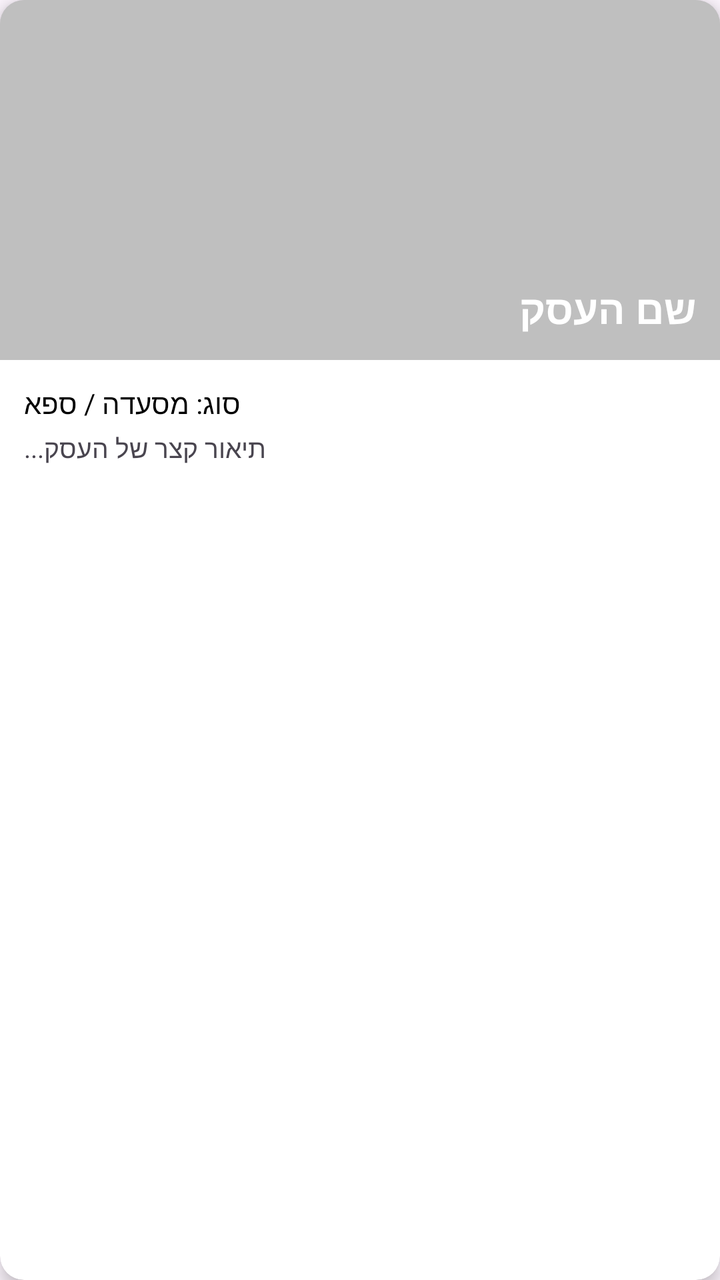
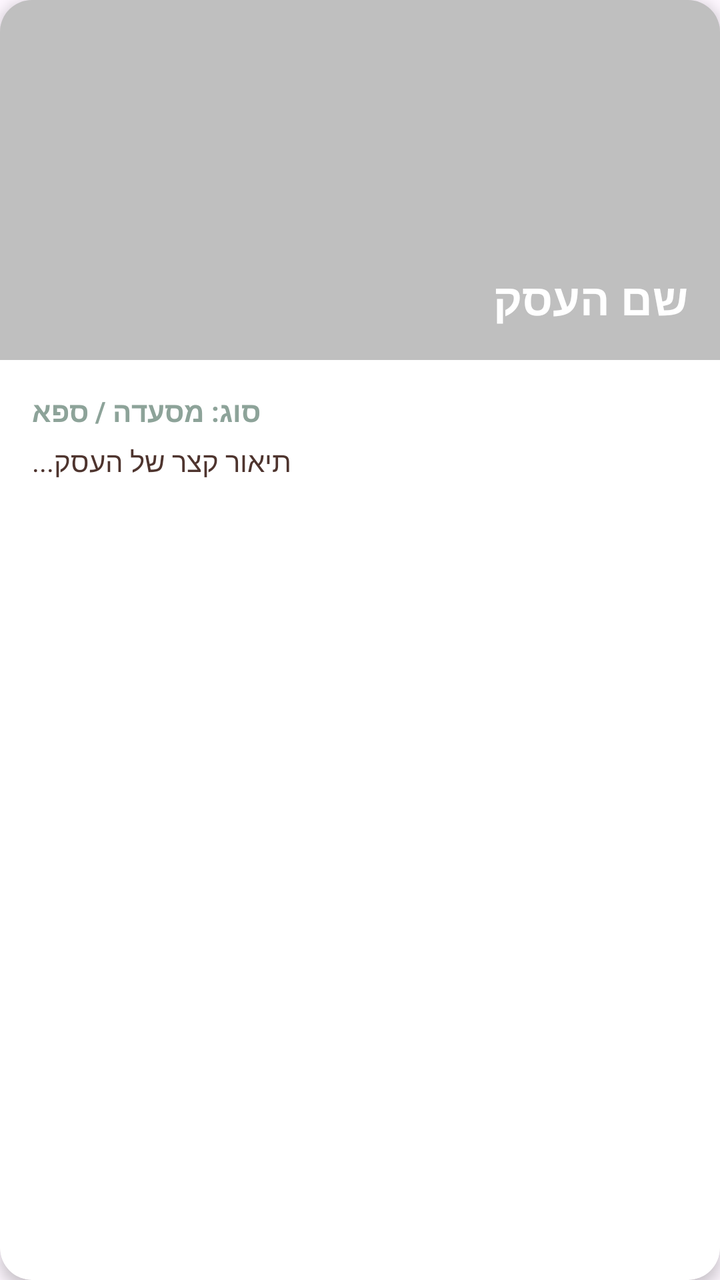

Two renders of the same Android screen: before a commit and after it. Below are the layout's source before the change and the commit's diff.
<!-- AndroidManifest.xml: application theme Theme.MyApplication -->
<!-- res/layout/item_business_card.xml -->
<?xml version="1.0" encoding="utf-8"?>
<androidx.cardview.widget.CardView
    xmlns:android="http://schemas.android.com/apk/res/android"
    xmlns:app="http://schemas.android.com/apk/res-auto"
    android:layout_width="match_parent"
    android:layout_height="wrap_content"
    android:layout_marginStart="8dp"
    android:layout_marginEnd="8dp"
    android:layout_marginTop="8dp"
    app:cardCornerRadius="12dp"
    app:cardElevation="5dp">

    <androidx.constraintlayout.widget.ConstraintLayout
        android:layout_width="match_parent"
        android:layout_height="wrap_content">

        
        <ImageView
            android:id="@+id/imgBusiness"
            android:layout_width="0dp"
            android:layout_height="180dp"
            android:scaleType="centerCrop"
            android:contentDescription="תמונת עסק"
            app:layout_constraintTop_toTopOf="parent"
            app:layout_constraintStart_toStartOf="parent"
            app:layout_constraintEnd_toEndOf="parent"/>

        
        <View
            android:id="@+id/overlay"
            android:layout_width="0dp"
            android:layout_height="0dp"
            android:background="#40000000"
            app:layout_constraintTop_toTopOf="@id/imgBusiness"
            app:layout_constraintBottom_toBottomOf="@id/imgBusiness"
            app:layout_constraintStart_toStartOf="@id/imgBusiness"
            app:layout_constraintEnd_toEndOf="@id/imgBusiness"/>

        
        <TextView
            android:id="@+id/tvBusinessName"
            android:layout_width="0dp"
            android:layout_height="wrap_content"
            android:layout_marginStart="12dp"
            android:layout_marginEnd="12dp"
            android:layout_marginBottom="12dp"
            android:text="שם העסק"
            android:textSize="20sp"
            android:textStyle="bold"
            android:textColor="@android:color/white"
            app:layout_constraintBottom_toBottomOf="@id/imgBusiness"
            app:layout_constraintStart_toStartOf="@id/imgBusiness"
            app:layout_constraintEnd_toEndOf="@id/imgBusiness" />

        
        <LinearLayout
            android:id="@+id/infoContainer"
            android:layout_width="0dp"
            android:layout_height="wrap_content"
            android:orientation="vertical"
            android:padding="12dp"
            app:layout_constraintTop_toBottomOf="@id/imgBusiness"
            app:layout_constraintStart_toStartOf="parent"
            app:layout_constraintEnd_toEndOf="parent"
            app:layout_constraintBottom_toBottomOf="parent">

            <TextView
                android:id="@+id/tvBusinessType"
                android:layout_width="wrap_content"
                android:layout_height="wrap_content"
                android:text="סוג: מסעדה / ספא"
                android:textSize="14sp"
                android:textColor="@android:color/black" />

            <TextView
                android:id="@+id/tvBusinessDescription"
                android:layout_width="wrap_content"
                android:layout_height="wrap_content"
                android:text="תיאור קצר של העסק..."
                android:textSize="13sp"
                android:maxLines="2"
                android:ellipsize="end"
                android:layout_marginTop="4dp"/>
        </LinearLayout>

    </androidx.constraintlayout.widget.ConstraintLayout>
</androidx.cardview.widget.CardView>
<!-- resources referenced by this layout -->
<resources>
  <style name="Theme.MyApplication" parent="Base.Theme.MyApplication" />
  <style name="Base.Theme.MyApplication" parent="Theme.Material3.DayNight.NoActionBar">
      </style>
</resources>

<!-- the commit's change to res/layout/item_business_card.xml (unified diff, before → after) -->
@@ -4,17 +4,18 @@
     xmlns:app="http://schemas.android.com/apk/res-auto"
     android:layout_width="match_parent"
     android:layout_height="wrap_content"
-    android:layout_marginStart="8dp"
-    android:layout_marginEnd="8dp"
+    android:layout_marginStart="16dp"
+    android:layout_marginEnd="16dp"
+    android:layout_marginBottom="16dp"
     android:layout_marginTop="8dp"
-    app:cardCornerRadius="12dp"
-    app:cardElevation="5dp">
+    app:cardBackgroundColor="@color/cardColor"
+    app:cardCornerRadius="16dp"
+    app:cardElevation="4dp">
 
     <androidx.constraintlayout.widget.ConstraintLayout
         android:layout_width="match_parent"
         android:layout_height="wrap_content">
 
-        
         <ImageView
             android:id="@+id/imgBusiness"
             android:layout_width="0dp"
@@ -25,7 +26,6 @@
             app:layout_constraintStart_toStartOf="parent"
             app:layout_constraintEnd_toEndOf="parent"/>
 
-        
         <View
             android:id="@+id/overlay"
             android:layout_width="0dp"
@@ -36,29 +36,27 @@
             app:layout_constraintStart_toStartOf="@id/imgBusiness"
             app:layout_constraintEnd_toEndOf="@id/imgBusiness"/>
 
-        
         <TextView
             android:id="@+id/tvBusinessName"
             android:layout_width="0dp"
             android:layout_height="wrap_content"
-            android:layout_marginStart="12dp"
-            android:layout_marginEnd="12dp"
-            android:layout_marginBottom="12dp"
+            android:layout_marginStart="16dp"
+            android:layout_marginEnd="16dp"
+            android:layout_marginBottom="16dp"
             android:text="שם העסק"
-            android:textSize="20sp"
+            android:textSize="22sp"
             android:textStyle="bold"
             android:textColor="@android:color/white"
             app:layout_constraintBottom_toBottomOf="@id/imgBusiness"
             app:layout_constraintStart_toStartOf="@id/imgBusiness"
             app:layout_constraintEnd_toEndOf="@id/imgBusiness" />
 
-        
         <LinearLayout
             android:id="@+id/infoContainer"
             android:layout_width="0dp"
             android:layout_height="wrap_content"
             android:orientation="vertical"
-            android:padding="12dp"
+            android:padding="16dp"
             app:layout_constraintTop_toBottomOf="@id/imgBusiness"
             app:layout_constraintStart_toStartOf="parent"
             app:layout_constraintEnd_toEndOf="parent"
@@ -70,17 +68,19 @@
                 android:layout_height="wrap_content"
                 android:text="סוג: מסעדה / ספא"
                 android:textSize="14sp"
-                android:textColor="@android:color/black" />
+                android:textStyle="bold"
+                android:textColor="@color/colorAccent" />
 
             <TextView
                 android:id="@+id/tvBusinessDescription"
                 android:layout_width="wrap_content"
                 android:layout_height="wrap_content"
                 android:text="תיאור קצר של העסק..."
-                android:textSize="13sp"
+                android:textSize="14sp"
+                android:textColor="@color/textColor"
                 android:maxLines="2"
                 android:ellipsize="end"
-                android:layout_marginTop="4dp"/>
+                android:layout_marginTop="6dp"/>
         </LinearLayout>
 
     </androidx.constraintlayout.widget.ConstraintLayout>
<!-- resource entries referenced after the edit -->
@@ -1,5 +1,8 @@
 <!-- resources referenced by this layout -->
 <resources>
+  <color name="cardColor">#FFFFFF</color>
+  <color name="colorAccent">#8DA399</color>
+  <color name="textColor">#4E342E</color>
   <style name="Theme.MyApplication" parent="Base.Theme.MyApplication" />
   <style name="Base.Theme.MyApplication" parent="Theme.Material3.DayNight.NoActionBar">
       </style>
